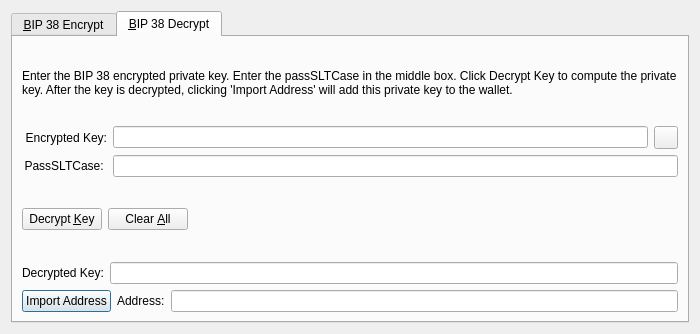
Old version of the form src/qt/forms/bip38tooldialog.ui in the repository ToranTeam/Toran.
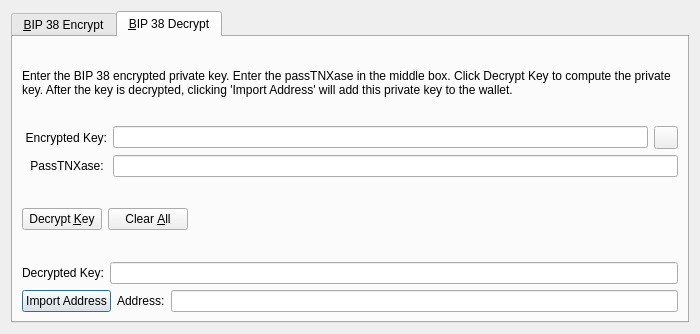
New version of the form. Icons and pictures are not drawn. Custom widgets are drawn as their Qt base class.

```diff
--- a/src/qt/forms/bip38tooldialog.ui
+++ b/src/qt/forms/bip38tooldialog.ui
@@ -267,7 +267,7 @@
        <item>
         <widget class="QLabel" name="infoLabel_DEC">
          <property name="text">
-          <string>Enter the BIP 38 encrypted private key. Enter the passSLTCase in the middle box. Click Decrypt Key to compute the private key. After the key is decrypted, clicking 'Import Address' will add this private key to the wallet.</string>
+          <string>Enter the BIP 38 encrypted private key. Enter the passTNXase in the middle box. Click Decrypt Key to compute the private key. After the key is decrypted, clicking 'Import Address' will add this private key to the wallet.</string>
          </property>
          <property name="textFormat">
           <enum>Qt::PlainText</enum>
@@ -335,7 +335,7 @@
             </size>
            </property>
            <property name="text">
-            <string>PassSLTCase: </string>
+            <string>PassTNXase: </string>
            </property>
           </widget>
          </item>
```
Left out of the diff: 32 changed lines with no effect on the pictures.
